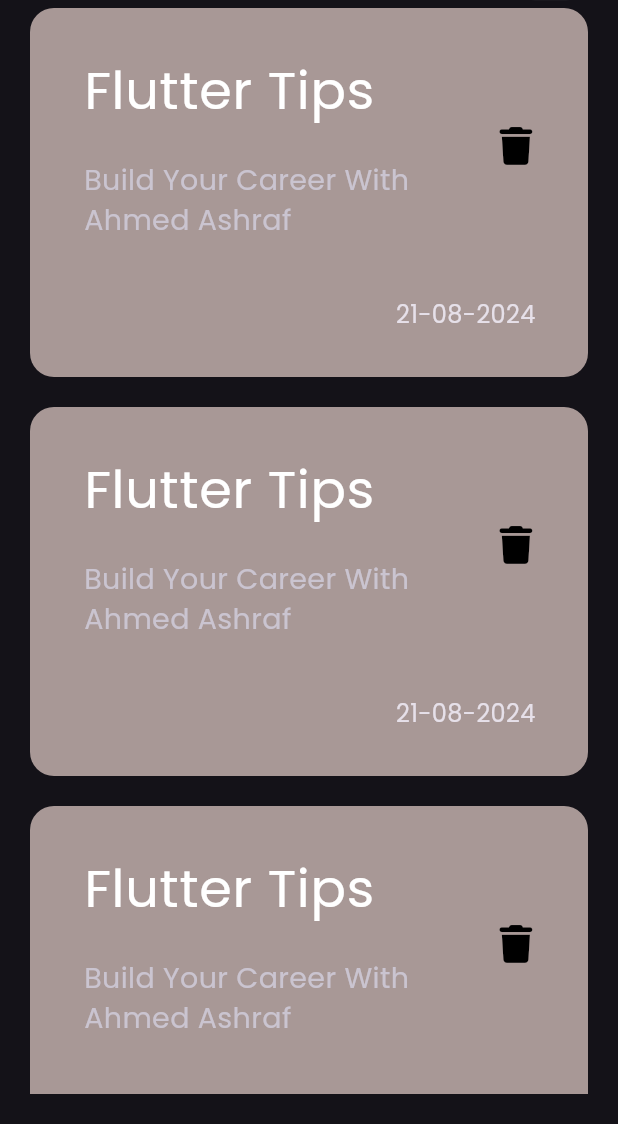
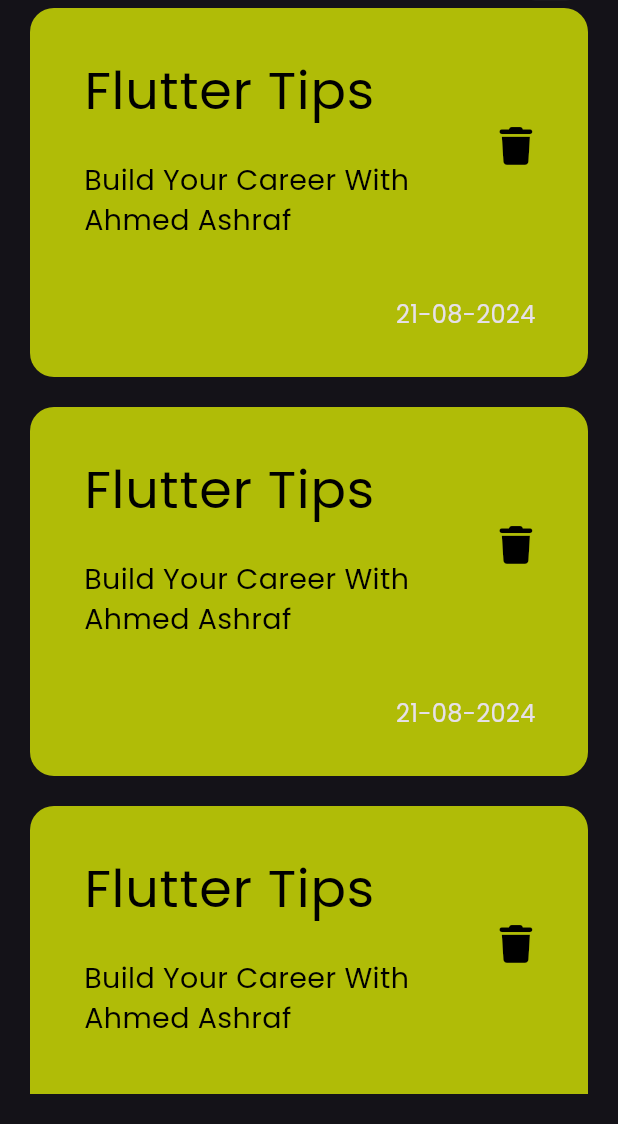
Before and after one commit to ahmedadss2003/notesapp, a Flutter app: the screen it shows after launch, on a phone screen of 412 x 824 dp, the part 112-1236 px from its top. Run offline on Flutter 3.47's test engine with Material 3 defaults, Android fonts, the phone set to English and light mode, and no system bars; our stand-ins replace font_awesome_flutter.

```diff
--- a/lib/Views/widgets/custom_note_item.dart
+++ b/lib/Views/widgets/custom_note_item.dart
@@ -12,7 +12,7 @@ class NoteItem extends StatelessWidget {
       width: double.infinity,
       // height: 200,
       decoration:const BoxDecoration(
-        color: Color.fromARGB(255, 168, 152, 150) ,
+        color: Color.fromARGB(255, 176, 188, 7) ,
         borderRadius: BorderRadius.all(Radius.circular(16)),
       ),
       child: Column(
@@ -26,14 +26,15 @@ class NoteItem extends StatelessWidget {
               'Flutter Tips',
               style: TextStyle(
                 fontSize: 35,
-                color: Colors.white
+                color: Colors.black
               ),
             ),
           ),
           subtitle:const Text(
             'Build Your Career With Ahmed Ashraf',
             style: TextStyle(
-              fontSize: 19
+              fontSize: 19,
+              color: Colors.black
             ),
           ),
           trailing: IconButton(
```
